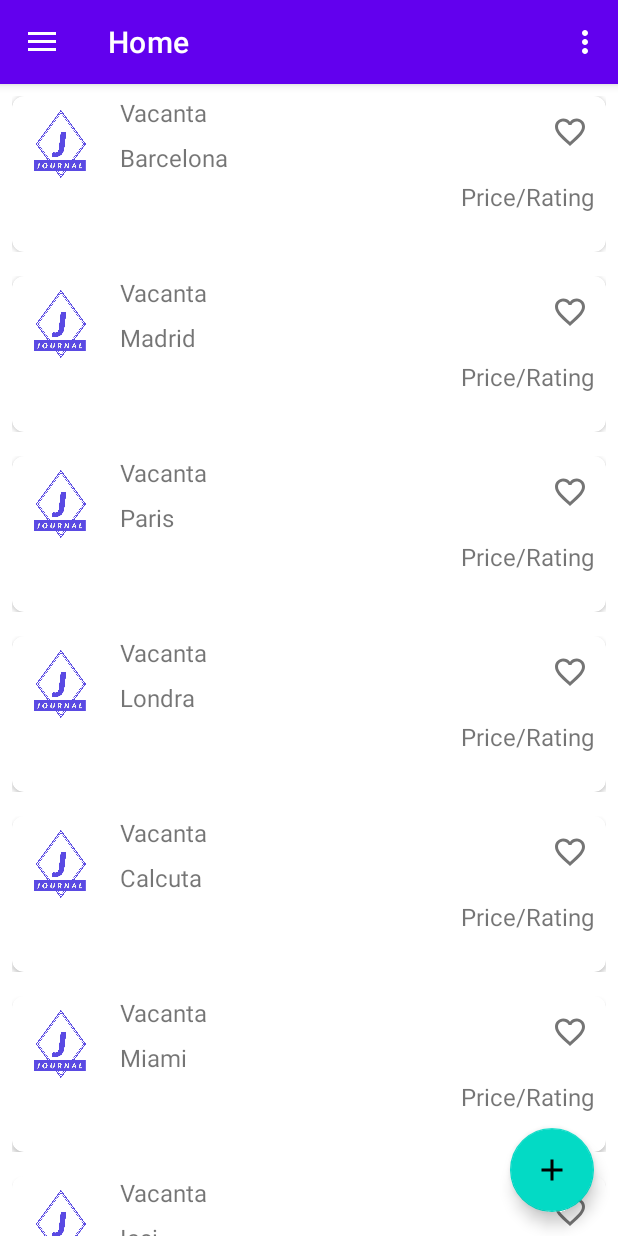
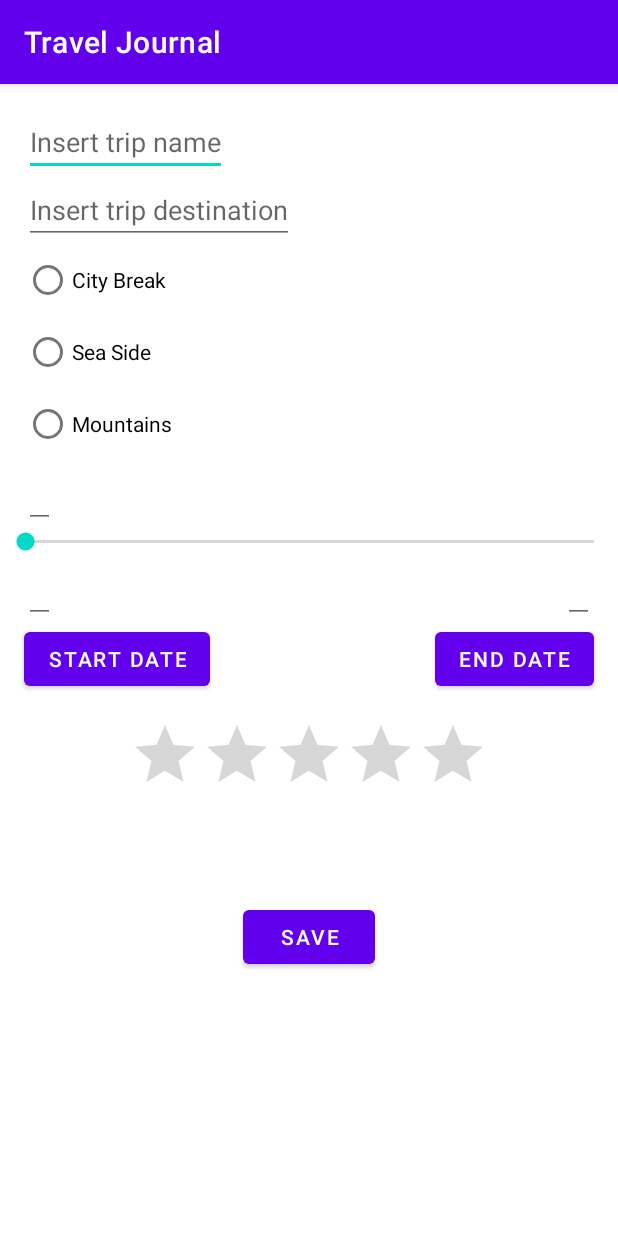
Before and after one commit to WhiteMamba624/Travel_Journal, an Android app: the screen it shows after launch (MainActivity before the commit, AddTripActivity after it), after a tap on an icon or button, on a phone screen of 412 x 824 dp. Run offline under Robolectric (Android 15) with nearby library versions, the phone set to English and light mode, and no system bars; our stand-ins replace navigation-ui.

Commit message:
Added Add Trip activity

```diff
--- a/app/src/main/AndroidManifest.xml
+++ b/app/src/main/AndroidManifest.xml
@@ -2,7 +2,7 @@
 <manifest xmlns:android="http://schemas.android.com/apk/res/android"
     package="com.gligamihai.traveljournal">
 
-    <uses-permission android:name="android.permission.INTERNET"/>
+    <uses-permission android:name="android.permission.INTERNET" />
 
     <application
         android:allowBackup="true"
@@ -11,7 +11,8 @@
         android:roundIcon="@mipmap/ic_launcher_round"
         android:supportsRtl="true"
         android:theme="@style/Theme.TravelJournal">
-        <activity android:name=".TripInfoActivity"></activity>
+        <activity android:name=".AddTripActivity"></activity>
+        <activity android:name=".TripInfoActivity" />
         <activity android:name=".EditActivity" />
         <activity android:name=".SplashScreen">
             <intent-filter>
--- /dev/null
+++ b/app/src/main/java/com/gligamihai/traveljournal/AddTripActivity.java
@@ -0,0 +1,84 @@
+package com.gligamihai.traveljournal;
+
+import androidx.appcompat.app.AppCompatActivity;
+
+import android.app.DatePickerDialog;
+import android.os.Bundle;
+import android.view.View;
+import android.widget.Button;
+import android.widget.DatePicker;
+import android.widget.EditText;
+import android.widget.SeekBar;
+
+import java.util.Calendar;
+
+public class AddTripActivity extends AppCompatActivity implements View.OnClickListener {
+
+    final Calendar calendar = Calendar.getInstance();
+    private SeekBar priceSeekbar;
+    private EditText tripPrice;
+    private EditText startTripDate;
+    private EditText endTripDate;
+    private Button buttonSetStartTripDate;
+    private Button buttonSetEndTripDate;
+
+
+    @Override
+    protected void onCreate(Bundle savedInstanceState) {
+        super.onCreate(savedInstanceState);
+        setContentView(R.layout.activity_add_trip);
+        priceSeekbar = findViewById(R.id.tripPriceSlider);
+        tripPrice = findViewById(R.id.tripPrice);
+        startTripDate = findViewById(R.id.startTripDate);
+        endTripDate = findViewById(R.id.endTripDate);
+        buttonSetStartTripDate=findViewById(R.id.buttonStartDate);
+        buttonSetEndTripDate=findViewById(R.id.buttonEndDate);
+        buttonSetEndTripDate.setOnClickListener(this);
+        buttonSetStartTripDate.setOnClickListener(this);
+        handlingSeekbar();
+    }
+
+    private void handlingSeekbar() {
+        priceSeekbar.setOnSeekBarChangeListener(new SeekBar.OnSeekBarChangeListener() {
+            @Override
+            public void onProgressChanged(SeekBar seekBar, int progress, boolean fromUser) {
+                tripPrice.setText("Price " + String.valueOf(progress));
+            }
+
+            @Override
+            public void onStartTrackingTouch(SeekBar seekBar) {
+
+            }
+
+            @Override
+            public void onStopTrackingTouch(SeekBar seekBar) {
+
+            }
+        });
+    }
+
+    @Override
+    public void onClick(View view) {
+        int year = calendar.get(Calendar.YEAR);
+        int month = calendar.get(Calendar.MONTH);
+        int day = calendar.get(Calendar.DAY_OF_MONTH);
+
+        String dateText=((Button)view).getText().toString();
+        DatePickerDialog datePickerDialog = new DatePickerDialog(this,
+                new DatePickerDialog.OnDateSetListener() {
+
+                    @Override
+                    public void onDateSet(DatePicker view, int year,
+                                          int monthOfYear, int dayOfMonth) {
+
+                        if (dateText.equalsIgnoreCase("Start date")) {
+                            startTripDate.setText(String.format("%d-%d-%d", dayOfMonth, monthOfYear + 1, year));
+                        } else
+                            if(dateText.equalsIgnoreCase("End date")){
+                            endTripDate.setText(String.format("%d-%d-%d", dayOfMonth, monthOfYear + 1, year));
+                        }
+                    }
+                }, year, month, day);
+        datePickerDialog.show();
+    }
+}
--- a/app/src/main/java/com/gligamihai/traveljournal/MainActivity.java
+++ b/app/src/main/java/com/gligamihai/traveljournal/MainActivity.java
@@ -1,20 +1,16 @@
 package com.gligamihai.traveljournal;
 
-import android.graphics.Color;
+import android.content.Intent;
 import android.os.Bundle;
-import android.view.View;
 import android.view.Menu;
-import android.widget.TextView;
-import android.widget.Toast;
+
 
 import com.google.android.material.floatingactionbutton.FloatingActionButton;
-import com.google.android.material.snackbar.Snackbar;
+
 import com.google.android.material.navigation.NavigationView;
 
 import androidx.appcompat.widget.Toolbar;
-import androidx.core.content.ContextCompat;
-import androidx.fragment.app.Fragment;
-import androidx.fragment.app.FragmentTransaction;
+
 import androidx.navigation.NavController;
 import androidx.navigation.Navigation;
 import androidx.navigation.ui.AppBarConfiguration;
@@ -22,12 +18,11 @@ import androidx.navigation.ui.NavigationUI;
 import androidx.drawerlayout.widget.DrawerLayout;
 import androidx.appcompat.app.AppCompatActivity;
 
-import com.gligamihai.traveljournal.databinding.ActivityMainBinding;
 
 public class MainActivity extends AppCompatActivity {
 
     private AppBarConfiguration mAppBarConfiguration;
-    private ActivityMainBinding binding;
+    // private ActivityMainBinding binding;
 
     @Override
     protected void onCreate(Bundle savedInstanceState) {
@@ -59,6 +54,7 @@ public class MainActivity extends AppCompatActivity {
 //        NavigationUI.setupActionBarWithNavController(this, navController, mAppBarConfiguration);
 //        NavigationUI.setupWithNavController(navigationView, navController);
     }
+
     private void handlingNavigationBar() {
         Toolbar toolbar = findViewById(R.id.toolbar);
         setSupportActionBar(toolbar);
@@ -66,20 +62,19 @@ public class MainActivity extends AppCompatActivity {
         DrawerLayout drawer = findViewById(R.id.drawer_layout);
         NavigationView navigationView = findViewById(R.id.nav_view);
         mAppBarConfiguration = new AppBarConfiguration.Builder(
-                    R.id.nav_home, R.id.nav_about_us, R.id.nav_contact_us,R.id.nav_share)
+                R.id.nav_home, R.id.nav_about_us, R.id.nav_contact_us, R.id.nav_share)
                 .setOpenableLayout(drawer)
                 .build();
         NavController navController = Navigation.findNavController(this, R.id.nav_host_fragment_content_main);
         NavigationUI.setupActionBarWithNavController(this, navController, mAppBarConfiguration);
         NavigationUI.setupWithNavController(navigationView, navController);
     }
-        private void handlingFab(){
+
+    private void handlingFab() {
         FloatingActionButton fab = findViewById(R.id.fab);
-            fab.setOnClickListener(new View.OnClickListener() {
-                @Override
-                public void onClick(View view) {
-                   Toast.makeText(MainActivity.this,"FAB is working",Toast.LENGTH_LONG).show();
-                }
+        fab.setOnClickListener(view -> {
+//                   Toast.makeText(MainActivity.this,"FAB is working",Toast.LENGTH_LONG).show();
+            goToAddTripActivity();
         });
 
     }
@@ -98,6 +93,10 @@ public class MainActivity extends AppCompatActivity {
                 || super.onSupportNavigateUp();
     }
 
+    private void goToAddTripActivity() {
+        Intent goToAddTripActivity = new Intent(MainActivity.this, AddTripActivity.class);
+        startActivity(goToAddTripActivity);
+    }
 
 
 }
--- /dev/null
+++ b/app/src/main/res/layout/activity_add_trip.xml
@@ -0,0 +1,118 @@
+<?xml version="1.0" encoding="utf-8"?>
+<androidx.constraintlayout.widget.ConstraintLayout xmlns:android="http://schemas.android.com/apk/res/android"
+    xmlns:app="http://schemas.android.com/apk/res-auto"
+    xmlns:tools="http://schemas.android.com/tools"
+    android:layout_width="match_parent"
+    android:layout_height="match_parent"
+    tools:context=".AddTripActivity">
+
+
+    <EditText
+        android:id="@+id/insertTripName"
+        android:layout_width="wrap_content"
+        android:layout_height="wrap_content"
+        android:layout_margin="16dp"
+        android:hint="@string/insert_trip_name"
+        app:layout_constraintStart_toStartOf="parent"
+        app:layout_constraintTop_toTopOf="parent" />
+
+    <EditText
+        android:id="@+id/insertTripDestination"
+        android:layout_width="wrap_content"
+        android:layout_height="wrap_content"
+        android:hint="@string/insert_trip_destination"
+        app:layout_constraintStart_toStartOf="@id/insertTripName"
+        app:layout_constraintTop_toBottomOf="@id/insertTripName" />
+
+
+    <RadioGroup
+        android:id="@+id/tripTypeGroup"
+        android:layout_width="wrap_content"
+        android:layout_height="wrap_content"
+        app:layout_constraintStart_toStartOf="@id/insertTripDestination"
+        app:layout_constraintTop_toBottomOf="@id/insertTripDestination">
+
+        <RadioButton
+            android:layout_width="wrap_content"
+            android:layout_height="wrap_content"
+            android:text="@string/city_break" />
+
+        <RadioButton
+            android:layout_width="wrap_content"
+            android:layout_height="wrap_content"
+            android:text="@string/sea_side" />
+
+        <RadioButton
+            android:layout_width="wrap_content"
+            android:layout_height="wrap_content"
+            android:text="@string/mountains" />
+    </RadioGroup>
+
+    <EditText
+        android:id="@+id/tripPrice"
+        android:layout_width="wrap_content"
+        android:layout_height="wrap_content"
+        app:layout_constraintStart_toStartOf="@id/tripTypeGroup"
+        app:layout_constraintTop_toBottomOf="@id/tripTypeGroup" />
+
+    <SeekBar
+        android:id="@+id/tripPriceSlider"
+        android:layout_width="match_parent"
+        android:layout_height="wrap_content"
+        android:max="5000"
+        android:progress="10"
+        app:layout_constraintStart_toStartOf="@id/tripPrice"
+        app:layout_constraintTop_toBottomOf="@id/tripPrice" />
+
+    <EditText
+        android:id="@+id/startTripDate"
+        android:layout_width="wrap_content"
+        android:layout_height="wrap_content"
+        app:layout_constraintStart_toStartOf="@id/tripPriceSlider"
+        app:layout_constraintTop_toBottomOf="@id/tripPriceSlider" />
+
+    <EditText
+        android:id="@+id/endTripDate"
+        android:layout_width="wrap_content"
+        android:layout_height="wrap_content"
+        android:layout_marginEnd="32dp"
+        app:layout_constraintEnd_toEndOf="@id/tripPriceSlider"
+        app:layout_constraintTop_toBottomOf="@id/tripPriceSlider" />
+
+    <Button
+        android:id="@+id/buttonStartDate"
+        android:layout_width="wrap_content"
+        android:layout_height="wrap_content"
+        android:text="@string/start_date"
+        app:layout_constraintStart_toStartOf="@id/startTripDate"
+        app:layout_constraintTop_toBottomOf="@id/startTripDate" />
+
+    <Button
+        android:id="@+id/buttonEndDate"
+        android:layout_width="wrap_content"
+        android:layout_height="wrap_content"
+        android:text="@string/end_date"
+        app:layout_constraintEnd_toEndOf="@id/endTripDate"
+        app:layout_constraintTop_toBottomOf="@id/endTripDate" />
+
+    <RatingBar
+        android:id="@+id/tripRating"
+        android:layout_width="wrap_content"
+        android:layout_height="wrap_content"
+        android:layout_marginTop="16dp"
+        app:layout_constraintEnd_toEndOf="parent"
+        app:layout_constraintStart_toStartOf="parent"
+        app:layout_constraintTop_toBottomOf="@id/buttonStartDate" />
+
+    <Button
+        android:id="@+id/buttonSave"
+        android:layout_width="wrap_content"
+        android:layout_height="wrap_content"
+        android:layout_marginTop="64dp"
+        android:text="@string/save"
+        app:layout_constraintEnd_toEndOf="parent"
+        app:layout_constraintStart_toStartOf="parent"
+        app:layout_constraintTop_toBottomOf="@id/tripRating" />
+
+
+</androidx.constraintlayout.widget.ConstraintLayout>
--- a/app/src/main/res/values/strings.xml
+++ b/app/src/main/res/values/strings.xml
@@ -16,4 +16,13 @@
     <string name="price_rating">Price/Rating</string>
     <string name="menu_share">Share</string>
     <string name="i_am_a_small_android_dev">I am a small android dev</string>
+    <string name="insert_trip_name">Insert trip name</string>
+    <string name="insert_trip_destination">Insert trip destination</string>
+    <string name="city_break">City Break</string>
+    <string name="sea_side">Sea Side</string>
+    <string name="mountains">Mountains</string>
+    <string name="start_date">Start date</string>
+    <string name="end_date">End Date</string>
+    <string name="save">save</string>
+    <string name="text_price">\"Price \"</string>
 </resources>
```
Lines whose indentation alone changed are shown as unchanged.
